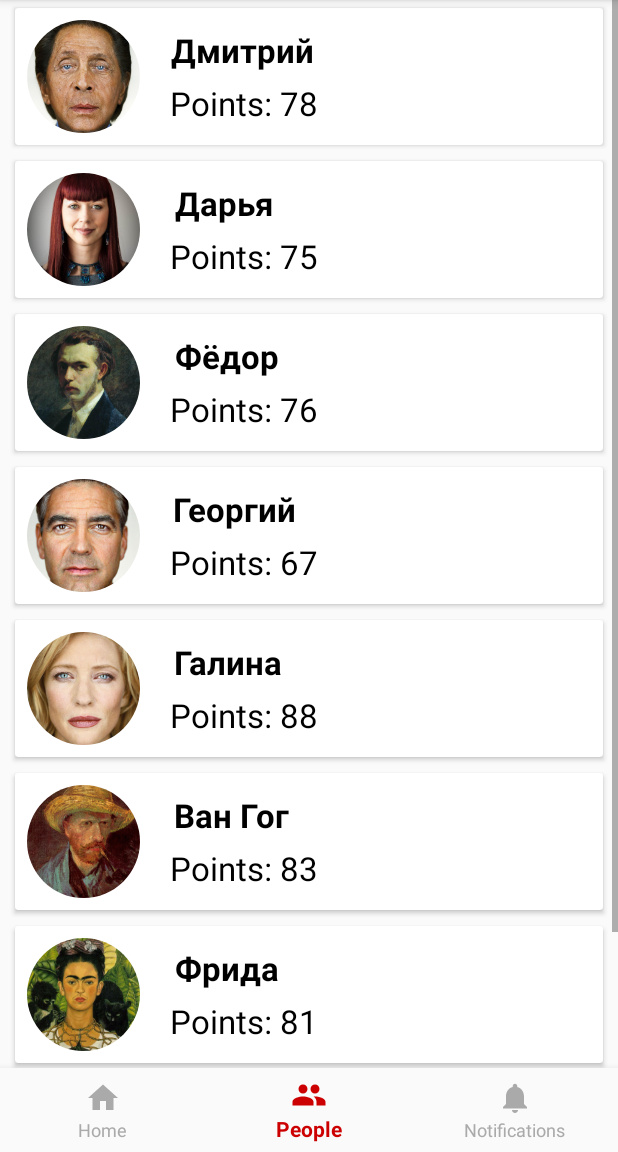
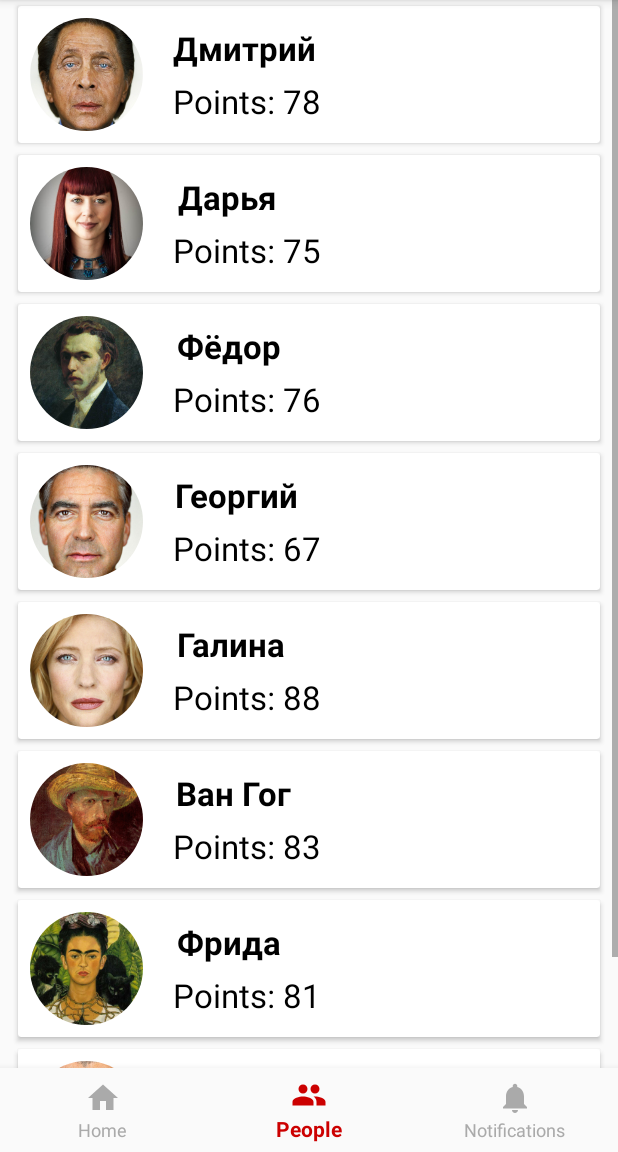
Before and after one commit to Ramiz713/androidHometaskKotlin, an Android app: the screen it shows after launch (MainActivity), item 2 of the bottom bar chosen, on a phone screen of 412 x 824 dp, the part 84-1236 px from its top. Run offline under Robolectric (Android 15) with nearby library versions, the phone set to English and light mode, and no system bars; our stand-ins replace CircleImageView.

```diff
--- /dev/null
+++ b/app/src/main/java/com/itis2018hometask/itis2018hometask/DiffCallback.kt
@@ -0,0 +1,11 @@
+package com.itis2018hometask.itis2018hometask
+
+import android.support.v7.util.DiffUtil
+
+class DiffCallback : DiffUtil.ItemCallback<PeopleItem>() {
+    override fun areItemsTheSame(oldItem: PeopleItem?, newItem: PeopleItem?): Boolean =
+            oldItem?.name == newItem?.name
+
+    override fun areContentsTheSame(oldItem: PeopleItem?, newItem: PeopleItem): Boolean =
+            oldItem == newItem
+}
--- a/app/src/main/java/com/itis2018hometask/itis2018hometask/FragmentEmpty.kt
+++ b/app/src/main/java/com/itis2018hometask/itis2018hometask/FragmentEmpty.kt
@@ -12,7 +12,9 @@ class FragmentEmpty : Fragment() {
     companion object {
         private const val MY_STRING = "my_string"
         fun newInstance(name: String): FragmentEmpty = FragmentEmpty().apply {
-            this.arguments = Bundle(1).apply { putString(MY_STRING, name) }
+            arguments = Bundle(1).apply {
+                putString(MY_STRING, name)
+            }
         }
     }
 
--- a/app/src/main/java/com/itis2018hometask/itis2018hometask/FragmentPeople.kt
+++ b/app/src/main/java/com/itis2018hometask/itis2018hometask/FragmentPeople.kt
@@ -19,7 +19,7 @@ class FragmentPeople : Fragment() {
         val view = inflater.inflate(R.layout.fragment_people, container, false)
         peopleList = ArrayList<PeopleItem>()
         initList()
-        val recycler = view.findViewById(R.id.rv_people) as RecyclerView
+        val recycler = view.findViewById<RecyclerView>(R.id.rv_people)
         recycler.layoutManager = LinearLayoutManager(activity, LinearLayoutManager.VERTICAL, false)
         recycler.adapter = adapter
         adapter.submitList(peopleList)
--- a/app/src/main/java/com/itis2018hometask/itis2018hometask/PeopleAdapter.kt
+++ b/app/src/main/java/com/itis2018hometask/itis2018hometask/PeopleAdapter.kt
@@ -1,7 +1,6 @@
 package com.itis2018hometask.itis2018hometask
 
 import android.support.v7.recyclerview.extensions.ListAdapter
-import android.support.v7.util.DiffUtil
 import android.support.v7.widget.RecyclerView
 import android.view.LayoutInflater
 import android.view.View
@@ -34,11 +33,3 @@ class PeopleAdapter : ListAdapter<PeopleItem, PeopleAdapter.PeopleHolder>(DiffCa
         }
     }
 }
-
-class DiffCallback : DiffUtil.ItemCallback<PeopleItem>() {
-    override fun areItemsTheSame(oldItem: PeopleItem?, newItem: PeopleItem?): Boolean =
-            oldItem?.name == newItem?.name
-
-    override fun areContentsTheSame(oldItem: PeopleItem?, newItem: PeopleItem): Boolean =
-            oldItem == newItem
-}
--- a/app/src/main/java/com/itis2018hometask/itis2018hometask/PeopleItem.kt
+++ b/app/src/main/java/com/itis2018hometask/itis2018hometask/PeopleItem.kt
@@ -1,3 +1,3 @@
 package com.itis2018hometask.itis2018hometask
 
-class PeopleItem(var name: String, var points: Int, var image: Int)
+data class PeopleItem(var name: String, var points: Int, var image: Int)
--- a/app/src/main/res/layout/people_item.xml
+++ b/app/src/main/res/layout/people_item.xml
@@ -3,8 +3,8 @@
     xmlns:app="http://schemas.android.com/apk/res-auto"
     android:layout_width="match_parent"
     android:layout_height="wrap_content"
-    android:layout_marginHorizontal="10dp"
-    android:layout_marginVertical="5dp">
+    android:layout_marginHorizontal="12dp"
+    android:layout_marginVertical="4dp">
 
     <android.support.constraint.ConstraintLayout
         android:layout_width="match_parent"
```
